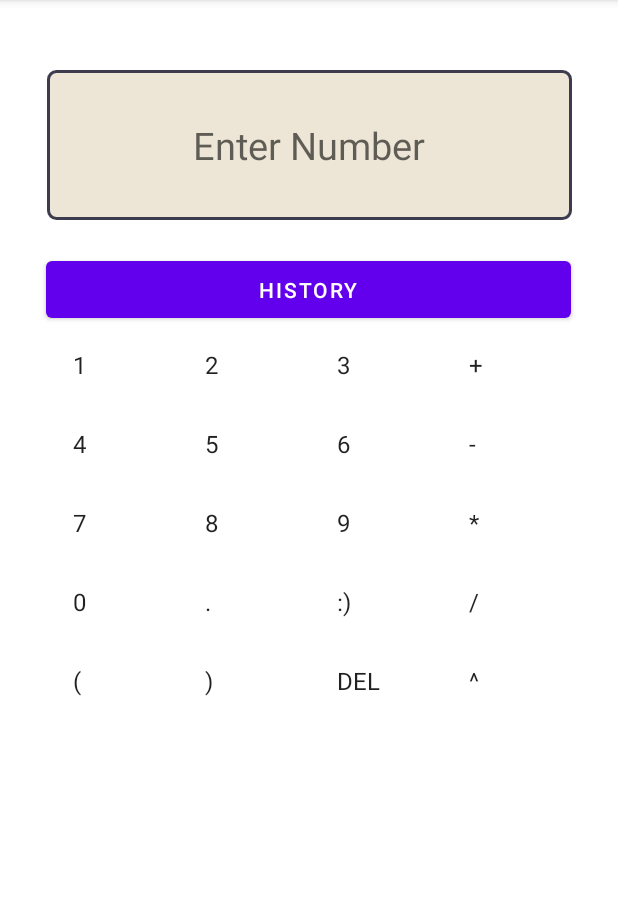
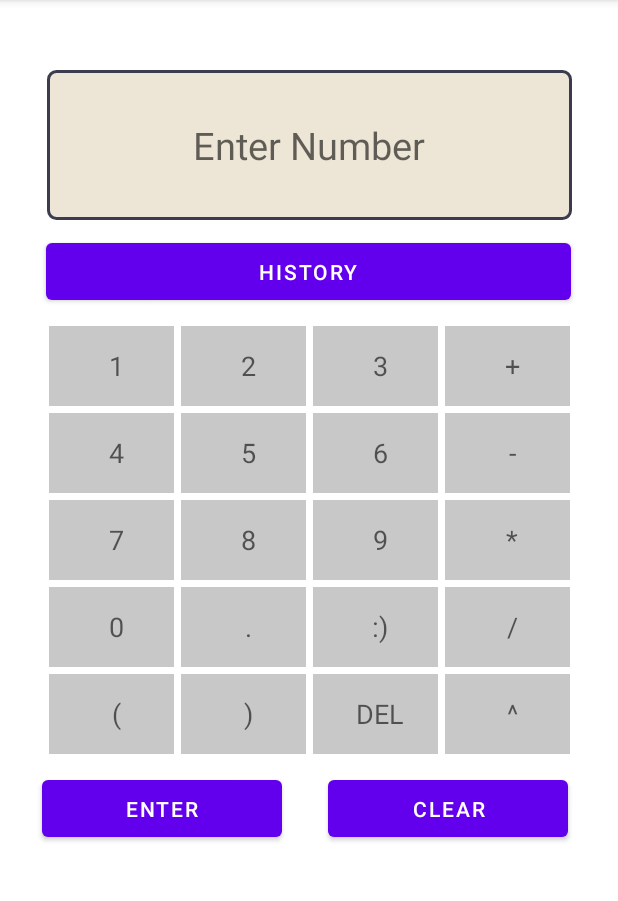
Before and after one commit to weichi2002/Calculator_Android, an Android app: the screen it shows after launch (MainActivity), on a phone screen of 412 x 824 dp, the part 84-985 px from its top. Run offline under Robolectric (Android 15) with nearby library versions, the phone set to English and light mode, and no system bars.

Commit message:
Finished the app layout: UI Done

```diff
--- a/app/src/main/java/edu/fandm/wchou/calculator/MainActivity.java
+++ b/app/src/main/java/edu/fandm/wchou/calculator/MainActivity.java
@@ -6,16 +6,22 @@ import android.os.Bundle;
 import android.widget.ArrayAdapter;
 import android.widget.GridView;
 
+import java.util.ArrayList;
+import java.util.Arrays;
+import java.util.List;
+
 public class MainActivity extends AppCompatActivity {
 
     GridView gv;
-    String[] number = new String[]{
+    String[] keypad = new String[]{
             "1", "2", "3", "+",
             "4", "5", "6", "-",
             "7", "8", "9", "*",
             "0", ".", ":)", "/",
             "(", ")", "DEL", "^",
     };
+    List<String> list = new ArrayList<String>(Arrays.asList(keypad));
+
 
     @Override
     protected void onCreate(Bundle savedInstanceState) {
@@ -23,8 +29,7 @@ public class MainActivity extends AppCompatActivity {
         setContentView(R.layout.activity_main);
 
         gv = (GridView)findViewById(R.id.grid);
-        ArrayAdapter<String> adapter = new ArrayAdapter<>(this, android.R.layout.simple_list_item_1, number);
-        gv.setAdapter(adapter);
+        gv.setAdapter(new ArrayAdapter<String>(this, R.layout.keypad, list));
 
     }
 }
--- a/app/src/main/res/layout/activity_main.xml
+++ b/app/src/main/res/layout/activity_main.xml
@@ -28,7 +28,7 @@
         android:id="@+id/history_bt"
         android:layout_width="350dp"
         android:layout_height="50dp"
-        app:layout_constraintVertical_bias="0.05"
+        app:layout_constraintVertical_bias="0.03"
         android:gravity="center"
         android:text="History"
         app:layout_constraintBottom_toBottomOf="@+id/grid"
@@ -40,22 +40,42 @@
 
     <GridView
         android:id="@+id/grid"
-        app:layout_constraintTop_toBottomOf="@id/history_bt"
+        android:layout_width="350dp"
+        android:layout_height="288dp"
+        android:columnWidth="10dp"
+        android:gravity="center"
+        android:horizontalSpacing="5dp"
+        android:listSelector="#0f0"
+        android:numColumns="4"
+        android:padding="1dp"
+        android:verticalSpacing="5dp"
+        android:layout_marginTop="10dp"
         app:layout_constraintLeft_toLeftOf="parent"
         app:layout_constraintRight_toRightOf="parent"
-        android:layout_width="350dp"
-        android:layout_height="400dp"
-        android:numColumns="4"
-        android:horizontalSpacing="5dp"
-        android:verticalSpacing="5dp"
-        android:columnWidth="10dp"
-        android:listSelector="#0f0"
-        android:padding="1dp"
-        android:gravity="center"
-        />
+        app:layout_constraintTop_toBottomOf="@id/history_bt" />
 
+    <Button
+        android:id="@+id/enter"
+        android:layout_width="160dp"
+        android:layout_height="50dp"
+        android:layout_marginLeft="28dp"
+        android:layout_marginTop="10dp"
+        android:text="Enter"
+        app:layout_constraintHorizontal_bias="0"
+        app:layout_constraintLeft_toLeftOf="parent"
+        app:layout_constraintRight_toRightOf="@id/clear"
+        app:layout_constraintTop_toBottomOf="@id/grid" />
 
-
+    <Button
+        android:id="@+id/clear"
+        android:layout_width="160dp"
+        android:layout_height="50dp"
+        android:layout_marginTop="10dp"
+        android:text="Clear"
+        app:layout_constraintHorizontal_bias="0.85"
+        app:layout_constraintLeft_toLeftOf="@id/enter"
+        app:layout_constraintRight_toRightOf="parent"
+        app:layout_constraintTop_toBottomOf="@id/grid" />
 
 
 </androidx.constraintlayout.widget.ConstraintLayout>
--- /dev/null
+++ b/app/src/main/res/layout/keypad.xml
@@ -0,0 +1,11 @@
+<TextView xmlns:android="http://schemas.android.com/apk/res/android"
+    android:id="@android:id/text1"
+    android:layout_width="match_parent"
+    android:layout_height="53dp"
+    android:background="@color/cardview_shadow_start_color"
+    android:gravity="center"
+    android:minHeight="?android:attr/listPreferredItemHeight"
+    android:paddingLeft="6dip"
+    android:textAppearance="?android:attr/textAppearanceMedium"
+
+    />
```
